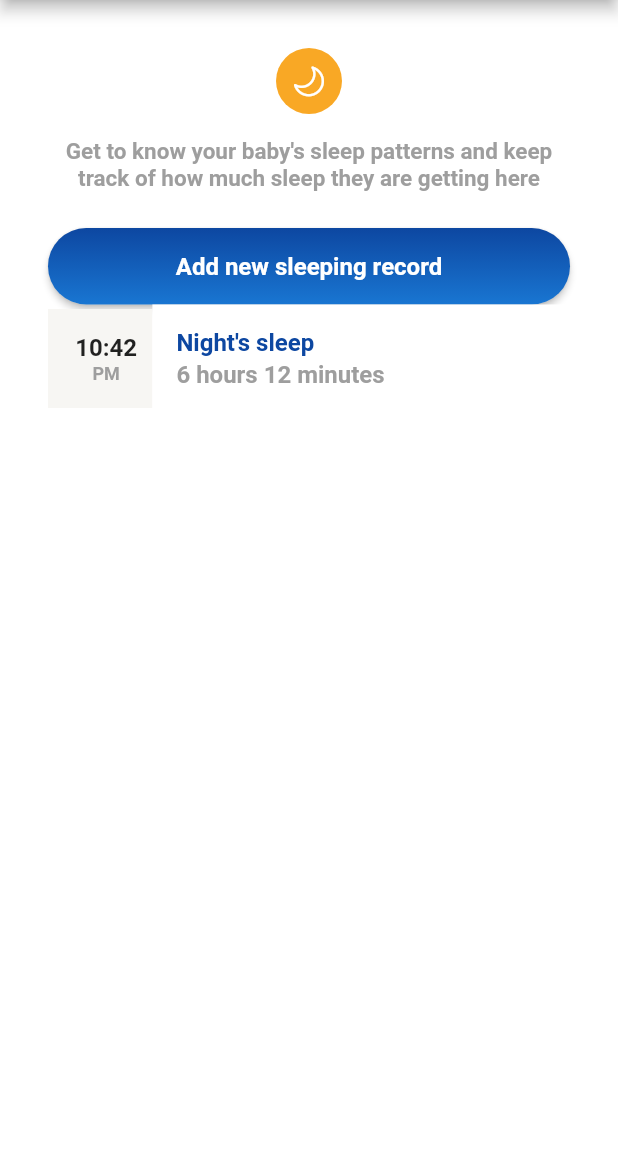
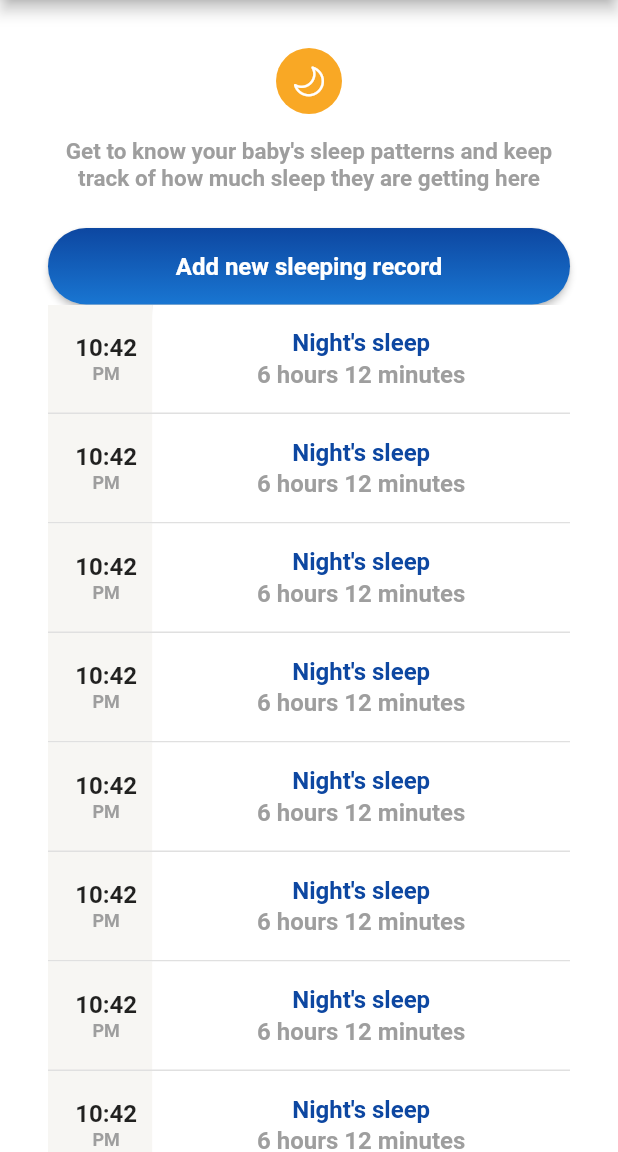
Before and after one commit to OlekKapera/RB-Case-Study, a Flutter app: the screen it shows after launch, on a phone screen of 412 x 824 dp, the part 84-1236 px from its top. Run offline on Flutter 3.47's test engine with Material 2 defaults, Android fonts, the phone set to English and light mode, and no system bars.

Commit message:
Removed spacing in items, preparing for listview implementaion

```diff
--- /dev/null
+++ b/lib/models/record_model.dart
@@ -0,0 +1,4 @@
+class RecordModel {
+
+
+}
--- a/lib/records.dart
+++ b/lib/records.dart
@@ -49,7 +49,14 @@ class Records extends StatelessWidget {
             ),
             SizedBox(height: 24),
             GradientButton('Add new sleeping record'),
-            RecordsItem(),
+            Expanded(
+              child: ListView.separated(
+                  itemBuilder: (context, index) {
+                    return RecordsItem();
+                  },
+                  separatorBuilder: (context, index) => Divider(height: 1, thickness: 1),
+                  itemCount: 100),
+            ),
           ],
         ),
       ),
--- a/lib/widgets/records_item.dart
+++ b/lib/widgets/records_item.dart
@@ -6,9 +6,12 @@ class RecordsItem extends StatefulWidget {
 }
 
 class _RecordsItemState extends State<RecordsItem> {
+
+
   @override
   Widget build(BuildContext context) {
-    return Row(
+    return IntrinsicHeight(
+      child: Row(
         children: <Widget>[
           Expanded(
             flex: 1,
@@ -16,6 +19,7 @@ class _RecordsItemState extends State<RecordsItem> {
               padding: EdgeInsets.fromLTRB(16.0, 16.0, 8.0, 16.0),
               color: Color(0xfff7f6f3),
               child: Column(
+                mainAxisAlignment: MainAxisAlignment.center,
                 children: <Widget>[
                   Text(
                     '10:42',
@@ -43,7 +47,7 @@ class _RecordsItemState extends State<RecordsItem> {
               padding: EdgeInsets.all(16.0),
               color: Colors.white,
               child: Column(
-              crossAxisAlignment: CrossAxisAlignment.start,
+                mainAxisAlignment: MainAxisAlignment.center,
                 children: <Widget>[
                   Text(
                     "Night's sleep",
@@ -67,6 +71,7 @@ class _RecordsItemState extends State<RecordsItem> {
             ),
           )
         ],
+      ),
     );
   }
 }
```
Lines whose indentation alone changed are shown as unchanged.
